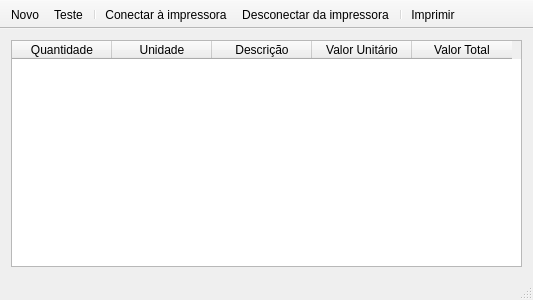
This is mainwindow.ui in leidensj/BKVale as Qt 5 draws it before an edit. The edited form follows.
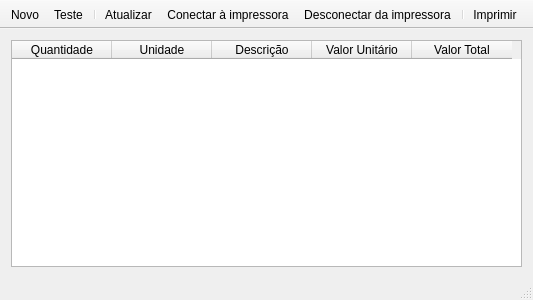
This is the edited form. Icons and pictures are not drawn.

Commit message: ajeitada a interface gráfica

What changed in the file:
```diff
--- a/mainwindow.ui
+++ b/mainwindow.ui
@@ -99,6 +99,7 @@
    <addaction name="actionAdd"/>
    <addaction name="actionTeste"/>
    <addaction name="separator"/>
+   <addaction name="actionRefresh"/>
    <addaction name="actionConnect"/>
    <addaction name="actionDisconnect"/>
    <addaction name="separator"/>
@@ -159,6 +160,15 @@
     <string>Ctrl+P</string>
    </property>
   </action>
+  <action name="actionRefresh">
+   <property name="icon">
+    <iconset resource="icons.qrc">
+     <normaloff>:/icons/res/refresh.png</normaloff>:/icons/res/refresh.png</iconset>
+   </property>
+   <property name="text">
+    <string>Atualizar</string>
+   </property>
+  </action>
  </widget>
  <layoutdefault spacing="6" margin="11"/>
  <resources>
```
The commit also changes 7 other files.
